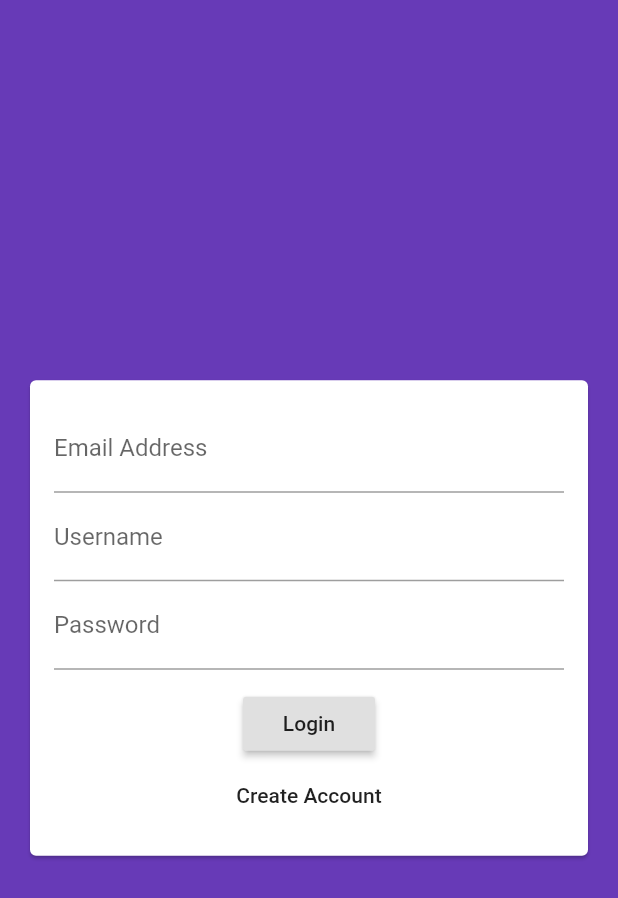
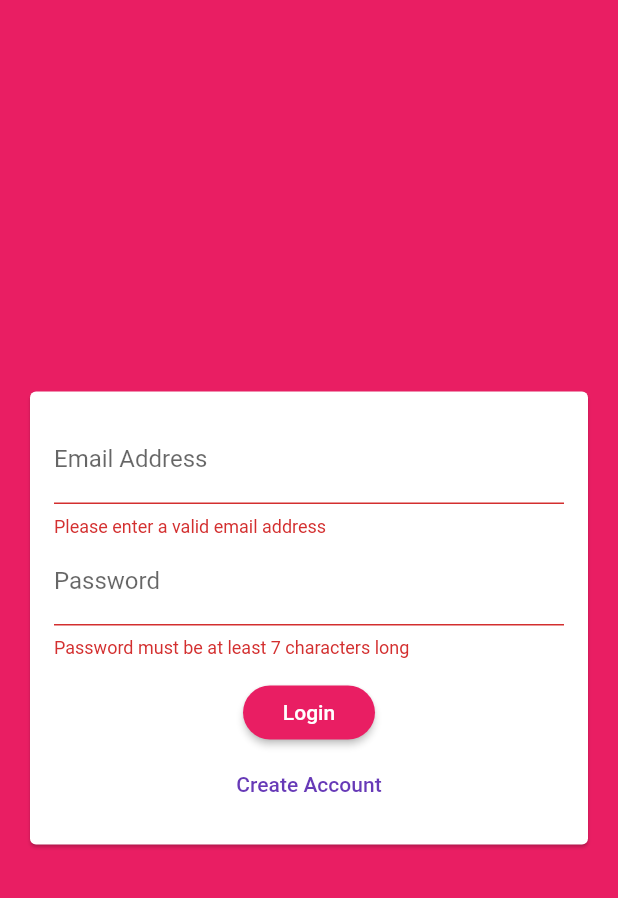
Before and after one commit to archrave/Curtain, a Flutter app: the screen it shows after launch, after a tap on "Login", on a phone screen of 412 x 824 dp. Shown: the top 898 px of the screen. Run offline on Flutter 3.47's test engine with Material 2 defaults, Android fonts, the phone set to English and light mode, and no system bars; our stand-ins replace cloud_firestore; accounts and stored records are empty.

Commit message:
Took input in the authform

```diff
--- a/lib/main.dart
+++ b/lib/main.dart
@@ -12,7 +12,17 @@ class MyApp extends StatelessWidget {
     return MaterialApp(
       title: 'Curtain',
       theme: ThemeData(
-        primarySwatch: Colors.deepPurple,
+        primarySwatch: Colors.pink,
+        backgroundColor: Colors.pink,
+        accentColor: Colors.deepPurple,
+        accentColorBrightness: Brightness.dark,
+        buttonTheme: ButtonTheme.of(context).copyWith(
+          buttonColor: Colors.pink,
+          textTheme: ButtonTextTheme.primary,
+          shape: RoundedRectangleBorder(
+            borderRadius: BorderRadius.circular(20),
+          ),
+        ),
       ),
       home: AuthScreen(),
       debugShowCheckedModeBanner: false,
--- a/lib/widgets/auth/auth_form.dart
+++ b/lib/widgets/auth/auth_form.dart
@@ -6,6 +6,31 @@ class AuthForm extends StatefulWidget {
 }
 
 class _AuthFormState extends State<AuthForm> {
+  final _formKey = GlobalKey<FormState>();
+  bool _isLogin = true;
+  String _userEmail = '';
+  String _userName = '';
+  String _userPassword = '';
+
+  final _passwordController = TextEditingController();
+
+  void _trySubmit() {
+    final isValid = _formKey.currentState.validate();
+    // To close the soft keyboard :-
+    FocusScope.of(context).unfocus();
+    if (isValid) {
+      _formKey.currentState.save();
+      // once the inputs are saved,we can pass those values to send http requests.
+      print(_userEmail);
+      print(_userName);
+      print(_userPassword);
+    }
+  }
+
+  void _switchMode() {
+    if (_isLogin == false) {}
+  }
+
   @override
   Widget build(BuildContext context) {
     return Center(
@@ -15,30 +40,89 @@ class _AuthFormState extends State<AuthForm> {
           child: Padding(
             padding: EdgeInsets.all(16),
             child: Form(
+              key: _formKey,
               child: Column(
                 mainAxisSize: MainAxisSize.min,
                 children: [
                   TextFormField(
+                    key: ValueKey('Email'),
                     keyboardType: TextInputType.emailAddress,
                     decoration: InputDecoration(
                       labelText: 'Email Address',
                     ),
+                    validator: (value) {
+                      if (value.isEmpty || !value.contains('@')) {
+                        return 'Please enter a valid email address';
+                      }
+                      return null;
+                    },
+                    onSaved: (value) {
+                      _userEmail = value;
+                    },
                   ),
+                  if (!_isLogin)
+                    TextFormField(
+                      key: ValueKey('Username'),
+                      decoration: InputDecoration(labelText: 'Username'),
+                      validator: (value) {
+                        if (value.isEmpty || value.length < 4) {
+                          return 'Password enter at least 4 characters';
+                        }
+                        return null;
+                      },
+                      onSaved: (value) {
+                        _userName = value;
+                      },
+                    ),
                   TextFormField(
-                    decoration: InputDecoration(labelText: 'Username'),
-                  ),
-                  TextFormField(
+                    key: ValueKey('Password'),
+                    controller: _passwordController,
                     decoration: InputDecoration(labelText: 'Password'),
                     obscureText: true,
+                    validator: (value) {
+                      if (value.isEmpty || value.length < 7) {
+                        return 'Password must be at least 7 characters long';
+                      }
+                      return null;
+                    },
+                    // onEditingComplete: () {
+                    //   _userPassword = value;
+                    // },
+                    onSaved: (value) {
+                      _userPassword = value;
+                    },
                   ),
+                  if (!_isLogin)
+                    TextFormField(
+                      key: ValueKey('Confirm Password'),
+                      decoration:
+                          InputDecoration(labelText: 'Confirm Password'),
+                      obscureText: true,
+                      validator: (value) {
+                        if (value != _passwordController.text) {
+                          return 'Passwords don\'t match';
+                        }
+                        return null;
+                      },
+                      onSaved: (value) {
+                        _userPassword = value;
+                      },
+                    ),
                   SizedBox(height: 12),
                   RaisedButton(
-                    child: Text('Login'),
-                    onPressed: () {},
+                    child: Text(_isLogin ? 'Login' : 'Sign Up'),
+                    onPressed: _trySubmit,
                   ),
                   FlatButton(
-                    child: Text('Create Account'),
-                    onPressed: () {},
+                    child: Text(_isLogin
+                        ? 'Create Account'
+                        : 'I already have an acccount'),
+                    onPressed: () {
+                      setState(() {
+                        _isLogin = !_isLogin;
+                      });
+                    },
+                    textColor: Theme.of(context).accentColor,
                   )
                 ],
               ),
```
